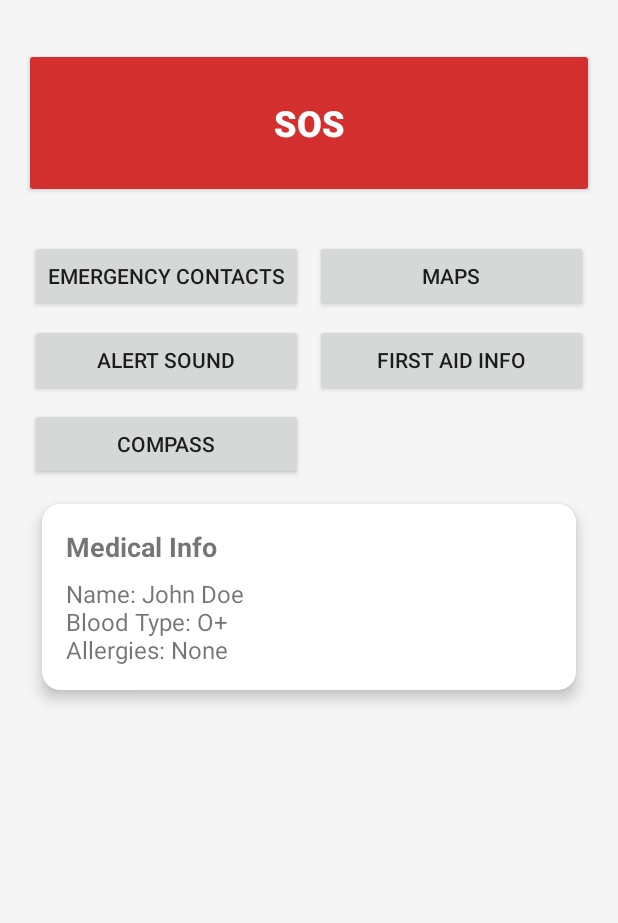
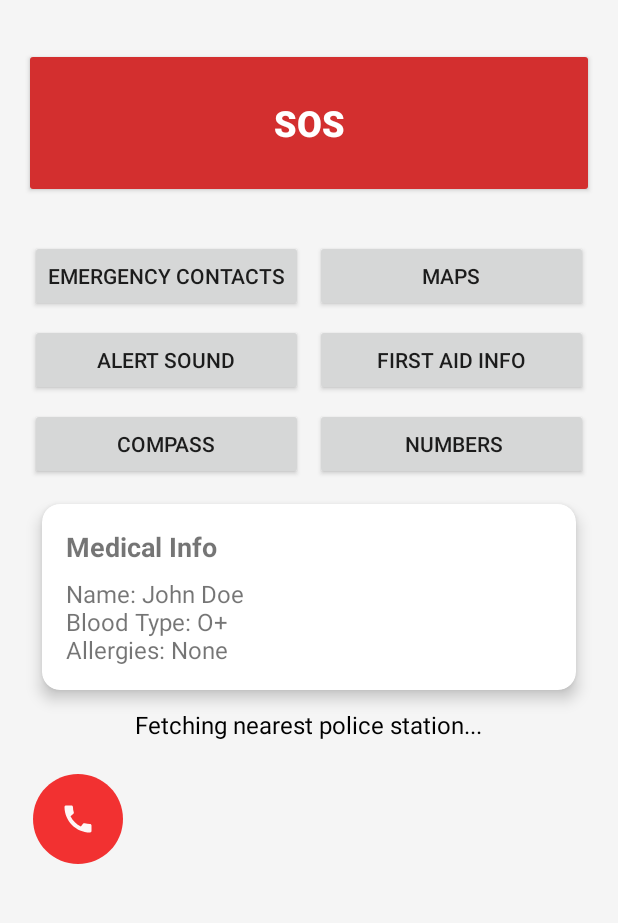
Before and after one commit to KalpithaRB/toolkit, an Android app: the screen it shows after launch (MainActivity), on a phone screen of 412 x 824 dp, the part 245-1168 px from its top. Run offline under Robolectric (Android 15) with nearby library versions, the phone set to English and light mode, and no system bars.

Commit message:
Added emergecy police numbers and fetching the current loc

```diff
--- a/app/src/main/AndroidManifest.xml
+++ b/app/src/main/AndroidManifest.xml
@@ -11,6 +11,8 @@
     <uses-permission android:name="android.permission.ACCESS_COARSE_LOCATION" />
     <uses-permission android:name="android.permission.INTERNET" />
     <uses-permission android:name="android.permission.WRITE_EXTERNAL_STORAGE" />
+    <uses-permission android:name="android.permission.CALL_PHONE" />
+
 
 
 
@@ -69,6 +71,9 @@
 <!--        <uses-library android:name="org.osmdroid" android:required="true" />-->
         <activity android:name=".components.NearbyMapActivity" />
 
+        <activity android:name=".components.PoliceFeatureManager" />
+        <activity android:name=".components.EmergencyNumbersActivity"/>
+
 
 
 
--- a/app/src/main/java/com/example/emergencytoolkit/MainActivity.kt
+++ b/app/src/main/java/com/example/emergencytoolkit/MainActivity.kt
@@ -10,18 +10,17 @@ import android.media.MediaPlayer
 import android.net.Uri
 import android.os.Bundle
 import android.provider.Settings
-import android.widget.Button
-import android.widget.ImageView
-import android.widget.Toast
 import androidx.appcompat.app.AppCompatActivity
 import androidx.core.app.ActivityCompat
 import com.example.emergencytoolkit.components.*
 import android.telephony.SmsManager
-import android.widget.TextView
+import android.widget.*
 import androidx.cardview.widget.CardView
 import androidx.core.content.ContextCompat
 import com.google.android.gms.location.FusedLocationProviderClient
 import com.google.android.gms.location.LocationServices
+import com.example.emergencytoolkit.components.PoliceFeatureManager
+
 
 
 
@@ -58,6 +57,16 @@ class MainActivity : AppCompatActivity() {
         btnAlertSound.setOnClickListener {
             toggleAlertSound()
         }
+
+
+        val policeManager = PoliceFeatureManager(this)
+
+        val tvPoliceStation = findViewById<TextView>(R.id.tvPoliceStation)
+        val btnCallPolice = findViewById<ImageButton>(R.id.btnCallPolice)
+
+        policeManager.fetchNearestPoliceStation(tvPoliceStation)
+        policeManager.setupPoliceCallButton(btnCallPolice)
+
 
 
 
@@ -121,6 +130,13 @@ class MainActivity : AppCompatActivity() {
             val inten = Intent(this, NearbyMapActivity::class.java)
             startActivity(inten)
         }
+
+        findViewById<Button>(R.id.btnEmergencyNumbers).setOnClickListener {
+            startActivity(Intent(this, EmergencyNumbersActivity::class.java))
+        }
+
+
+
 
 
 
@@ -250,4 +266,5 @@ class MainActivity : AppCompatActivity() {
 
 
 
+
 }
--- /dev/null
+++ b/app/src/main/java/com/example/emergencytoolkit/components/PoliceFeatureManager.kt
@@ -0,0 +1,68 @@
+package com.example.emergencytoolkit.components
+
+import android.Manifest
+import android.app.Activity
+import android.content.Intent
+import android.content.pm.PackageManager
+import android.location.Geocoder
+import android.net.Uri
+import android.widget.ImageButton
+import android.widget.TextView
+import android.widget.Toast
+import androidx.core.app.ActivityCompat
+import com.google.android.gms.location.FusedLocationProviderClient
+import com.google.android.gms.location.LocationServices
+import java.util.*
+
+class PoliceFeatureManager(private val activity: Activity) {
+
+    private val fusedLocationClient: FusedLocationProviderClient =
+        LocationServices.getFusedLocationProviderClient(activity)
+
+    fun fetchNearestPoliceStation(tvPoliceStation: TextView) {
+        if (ActivityCompat.checkSelfPermission(activity, Manifest.permission.ACCESS_FINE_LOCATION)
+            != PackageManager.PERMISSION_GRANTED
+        ) {
+            ActivityCompat.requestPermissions(
+                activity,
+                arrayOf(Manifest.permission.ACCESS_FINE_LOCATION),
+                1001
+            )
+            return
+        }
+
+        fusedLocationClient.lastLocation.addOnSuccessListener { location ->
+            if (location != null) {
+                val geocoder = Geocoder(activity, Locale.getDefault())
+                val address = geocoder.getFromLocation(location.latitude, location.longitude, 1)
+                val city = address?.get(0)?.locality ?: "your area"
+                tvPoliceStation.text = "Nearest Police Station: $city Police Station"
+            } else {
+                tvPoliceStation.text = "Unable to fetch location"
+            }
+        }
+    }
+
+    fun setupPoliceCallButton(button: ImageButton) {
+        button.setOnClickListener {
+            val callIntent = Intent(Intent.ACTION_CALL)
+            callIntent.data = Uri.parse("tel:100")
+
+            if (ActivityCompat.checkSelfPermission(activity, Manifest.permission.CALL_PHONE)
+                != PackageManager.PERMISSION_GRANTED
+            ) {
+                ActivityCompat.requestPermissions(
+                    activity,
+                    arrayOf(Manifest.permission.CALL_PHONE),
+                    1002
+                )
+                return@setOnClickListener
+            }
+
+            Toast.makeText(activity, "Calling Police...", Toast.LENGTH_SHORT).show()
+            activity.startActivity(callIntent)
+        }
+    }
+
+
+}
--- /dev/null
+++ b/app/src/main/res/drawable/ic_baseline_call_24.xml
@@ -0,0 +1,5 @@
+<vector android:alpha="0.96" android:height="24dp"
+    android:tint="#0A0A0A" android:viewportHeight="24"
+    android:viewportWidth="24" android:width="24dp" xmlns:android="http://schemas.android.com/apk/res/android">
+    <path android:fillColor="@android:color/white" android:pathData="M20.01,15.38c-1.23,0 -2.42,-0.2 -3.53,-0.56 -0.35,-0.12 -0.74,-0.03 -1.01,0.24l-1.57,1.97c-2.83,-1.35 -5.48,-3.9 -6.89,-6.83l1.95,-1.66c0.27,-0.28 0.35,-0.67 0.24,-1.02 -0.37,-1.11 -0.56,-2.3 -0.56,-3.53 0,-0.54 -0.45,-0.99 -0.99,-0.99H4.19C3.65,3 3,3.24 3,3.99 3,13.28 10.73,21 20.01,21c0.71,0 0.99,-0.63 0.99,-1.18v-3.45c0,-0.54 -0.45,-0.99 -0.99,-0.99z"/>
+</vector>
--- /dev/null
+++ b/app/src/main/res/drawable/ic_baseline_circle_24.xml
@@ -0,0 +1,5 @@
+<vector android:alpha="0.96" android:height="24dp"
+    android:tint="#F12828" android:viewportHeight="24"
+    android:viewportWidth="24" android:width="24dp" xmlns:android="http://schemas.android.com/apk/res/android">
+    <path android:fillColor="@android:color/white" android:pathData="M12,2C6.47,2 2,6.47 2,12s4.47,10 10,10 10,-4.47 10,-10S17.53,2 12,2z"/>
+</vector>
--- a/app/src/main/res/layout/activity_main.xml
+++ b/app/src/main/res/layout/activity_main.xml
@@ -101,6 +101,14 @@
             android:layout_columnWeight="1"
             android:text="Compass" />
 
+        <Button
+            android:id="@+id/btnEmergencyNumbers"
+            android:layout_width="0dp"
+            android:layout_height="wrap_content"
+            android:layout_columnWeight="1"
+            android:text=" Numbers"
+            />
+
     </GridLayout>
 
     <androidx.cardview.widget.CardView
@@ -137,8 +145,38 @@
                 android:layout_marginTop="8dp"/>
         </LinearLayout>
     </androidx.cardview.widget.CardView>
+<LinearLayout
+    android:id="@+id/Layout2"
+    android:layout_width="wrap_content"
+    android:layout_height="wrap_content"
+    android:orientation="horizontal"
+    android:layout_below="@id/cardMedicalInfo"
+    android:layout_centerHorizontal="true">
+    <TextView
+        android:id="@+id/tvPoliceStation"
+        android:layout_width="match_parent"
+        android:layout_height="wrap_content"
+        android:text="Fetching nearest police station..."
+        android:textSize="16sp"
+        android:layout_marginBottom="16dp"
+        android:textColor="#000000"
+        android:layout_below="@id/cardMedicalInfo"
+        />
 
 
 
+</LinearLayout>
+    <ImageButton
+        android:id="@+id/btnCallPolice"
+        android:layout_width="72dp"
+        android:layout_height="72dp"
+        android:layout_below="@id/Layout2"
+        android:layout_gravity="center"
+        android:layout_marginBottom="24dp"
+        android:background="@drawable/ic_baseline_circle_24"
+        android:contentDescription="Call Police"
+        android:src="@drawable/ic_baseline_call_24"
+        android:tint="@android:color/white" />
+
 
 </RelativeLayout>
```
Also changed, not shown: app/src/main/java/com/example/emergencytoolkit/components/EmergencyNumbersActivity.kt (added, +37 -0 lines), app/src/main/res/layout/activity_emergency_numbers.xml (added, +62 -0 lines).
